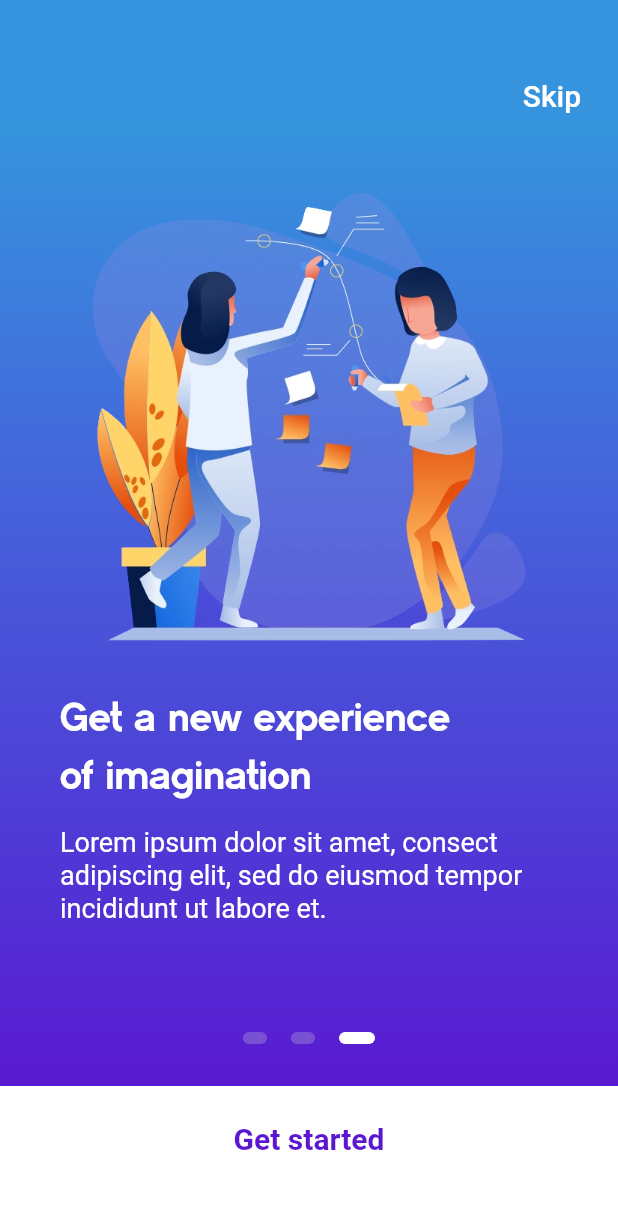
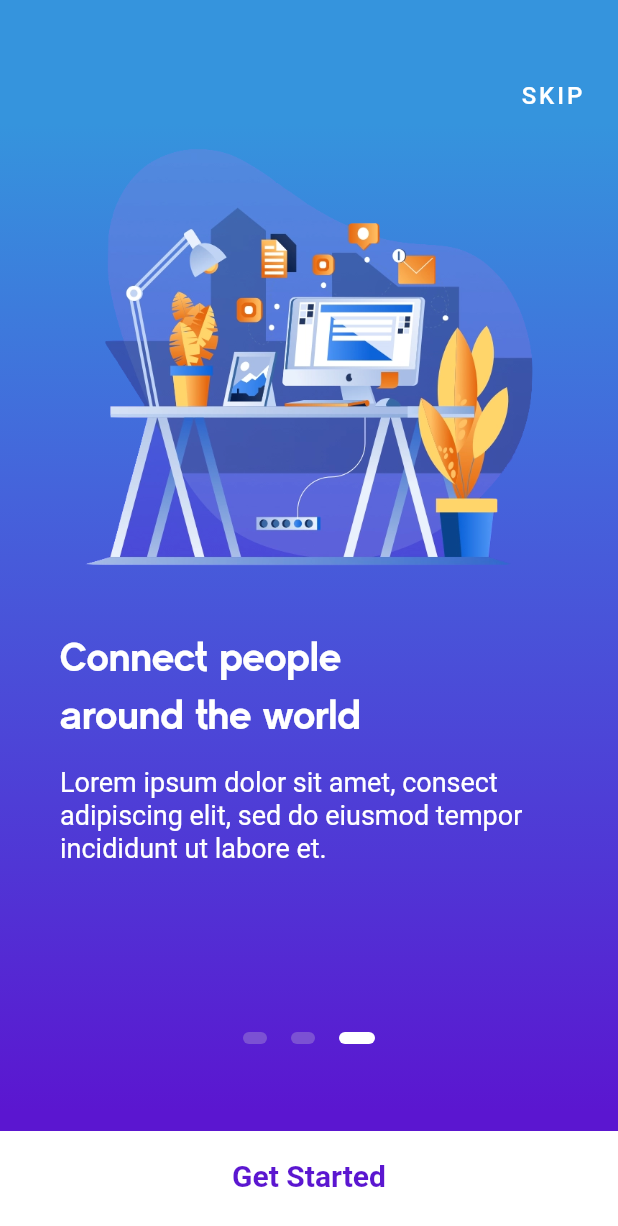
Before and after one commit to imsks/Onboarding-in-Flutter, a Flutter app: the screen it shows after launch, swiped to page 3, on a phone screen of 412 x 824 dp. Shown: the top 1226 px of the screen. Run offline on Flutter 3.47's test engine with Material 2 defaults, Android fonts, the phone set to English and light mode, and no system bars.

Commit message:
Made custom widgets

```diff
--- a/lib/main.dart
+++ b/lib/main.dart
@@ -1,5 +1,6 @@
 import 'package:flutter/material.dart';
-import 'package:flutter_onboarding_ui/screens/onboarding_screen.dart';
+import 'package:flutter_onboarding_ui/src/new_onboarding_screen.dart';
+
 
 void main() => runApp(MyApp());
 
@@ -9,7 +10,7 @@ class MyApp extends StatelessWidget {
     return MaterialApp(
       title: 'Flutter Onboarding UI',
       debugShowCheckedModeBanner: false,
-      home: OnboardingScreen(),
+      home: NewOnboardingScreen(),
     );
   }
 }
--- /dev/null
+++ b/lib/src/new_onboarding_screen.dart
@@ -0,0 +1,84 @@
+import 'package:flutter/material.dart';
+import 'package:flutter/services.dart';
+import 'package:flutter_onboarding_ui/utilities/widgets/onboarding_screen_widgets/screen_data_widgets.dart';
+import 'package:flutter_onboarding_ui/utilities/widgets/onboarding_screen_widgets/page_controller_and_pageView_widget.dart';
+import 'package:flutter_onboarding_ui/utilities/widgets/onboarding_screen_widgets/call_to_action_widget.dart';
+import 'package:flutter_onboarding_ui/utilities/widgets/onboarding_screen_widgets/skip_button.dart';
+
+/// Making the class that will take all the components to build the onboarding screen
+class NewOnboardingScreen extends StatefulWidget {
+
+  /// The Num of Pages for the screens
+  final int numOfPages;
+
+  /// The page viewport is displaying currently
+  int currentPage = 0;
+
+  /// Class Constructor
+  NewOnboardingScreen({Key key, this.numOfPages}) : super(key: key);
+
+  @override
+  _NewOnboardingScreenState createState() => _NewOnboardingScreenState();
+}
+
+class _NewOnboardingScreenState extends State<NewOnboardingScreen> {
+  int numOfPages = 3;
+  PageController pageController = PageController(initialPage: 0);
+  int currentPage = 0;
+
+  @override
+  Widget build(BuildContext context) {
+    return Scaffold(
+      body: AnnotatedRegion<SystemUiOverlayStyle>(
+        value: SystemUiOverlayStyle.dark,
+        child: Container(
+          decoration: BoxDecoration(
+            gradient: LinearGradient(
+              begin: Alignment.topCenter,
+              end: Alignment.bottomCenter,
+              stops: [0.1, 0.4, 0.7, 0.9],
+              colors: [
+                Color(0xFF3594DD),
+                Color(0xFF4563DB),
+                Color(0xFF5036D5),
+                Color(0xFF5B16D0),
+              ],
+            )
+          ),
+          child: Padding(
+            padding: EdgeInsets.symmetric(vertical: 40),
+            child: Column(
+              crossAxisAlignment: CrossAxisAlignment.stretch,
+              children: <Widget>[
+                Container(
+                  alignment: Alignment.centerRight,
+                  child: skipButton(),
+                ),
+                Container(
+                  height: 600,
+                  child: PageView(
+                    physics: ClampingScrollPhysics(),
+                    controller: pageController,
+                    onPageChanged: (int page) {
+                      setState(() {
+                        currentPage = page;
+                      });
+                    },
+                    children: screenData(numOfPages),
+                  ),
+                ),
+                Row(
+                  mainAxisAlignment: MainAxisAlignment.center,
+                  children: pageIndicator(numOfPages, currentPage),
+                ),
+              ],
+            ),
+          ),
+        ),
+      ),
+      bottomSheet: currentPage == numOfPages - 1 ?
+      callToAction()
+      : Text(''),
+    );
+  }
+}
--- /dev/null
+++ b/lib/utilities/widgets/onboarding_screen_widgets/call_to_action_widget.dart
@@ -0,0 +1,25 @@
+import 'package:flutter/material.dart';
+
+Widget callToAction() {
+  return Container(
+    height: 70,
+    width: double.infinity,
+    color: Colors.white,
+    child: GestureDetector(
+      onTap: () => print('ss'),
+      child: Center(
+        child: Padding(
+          padding: EdgeInsets.only(bottom: 10),
+          child: Text(
+            'Get Started',
+            style: TextStyle(
+                color: Color(0xFF5B16D0),
+                fontSize: 20,
+                fontWeight: FontWeight.bold
+            ),
+          ),
+        ),
+      ),
+    ),
+  );
+}
--- /dev/null
+++ b/lib/utilities/widgets/onboarding_screen_widgets/page_controller_and_pageView_widget.dart
@@ -0,0 +1,24 @@
+import 'package:flutter/material.dart';
+
+List<Widget> pageIndicator(int numOfPages, int currentPage) {
+  List<Widget> list = [];
+
+  for(int i = 0; i < numOfPages; i++) {
+    list.add(i == currentPage ? currentPageIndicator(true) : currentPageIndicator(false));
+  }
+
+  return list;
+}
+
+Widget currentPageIndicator(bool isActive) {
+  return AnimatedContainer(
+    duration: Duration(milliseconds: 500),
+    margin: EdgeInsets.symmetric(horizontal: 8),
+    height: 8,
+    width: isActive ? 24 : 16,
+    decoration: BoxDecoration(
+      color: isActive ? Colors.white : Color(0xFF7B51D3),
+      borderRadius: BorderRadius.all(Radius.circular(50)),
+    ),
+  );
+}
--- /dev/null
+++ b/lib/utilities/widgets/onboarding_screen_widgets/skip_button.dart
@@ -0,0 +1,15 @@
+import 'package:flutter/material.dart';
+
+Widget skipButton() {
+  return FlatButton(
+    onPressed: () => print('SKIP'),
+    child: Text(
+      'SKIP',
+      style: TextStyle(
+          fontSize: 16,
+          color: Colors.white,
+          letterSpacing: 2
+      ),
+    ),
+  );
+}
--- a/pubspec.yaml
+++ b/pubspec.yaml
@@ -2,6 +2,9 @@ name: flutter_onboarding_ui
 description: A new Flutter project.
 
 version: 1.0.0+1
+
+module:
+  androidX: true
 
 environment:
   sdk: ">=2.1.0 <3.0.0"
```
Also changed, not shown: lib/utilities/widgets/onboarding_screen_widgets/screen_data_widgets.dart (added, +49 -0 lines), lib/screens/new_onboarding_screen.dart (deleted), lib/src/onboarding_screen.dart (renamed from lib/screens/onboarding_screen.dart), 1 other file.
